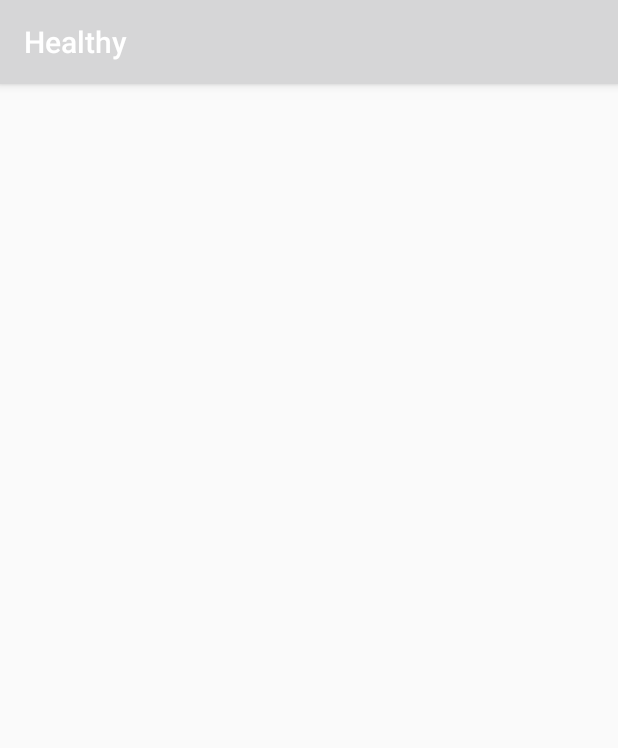
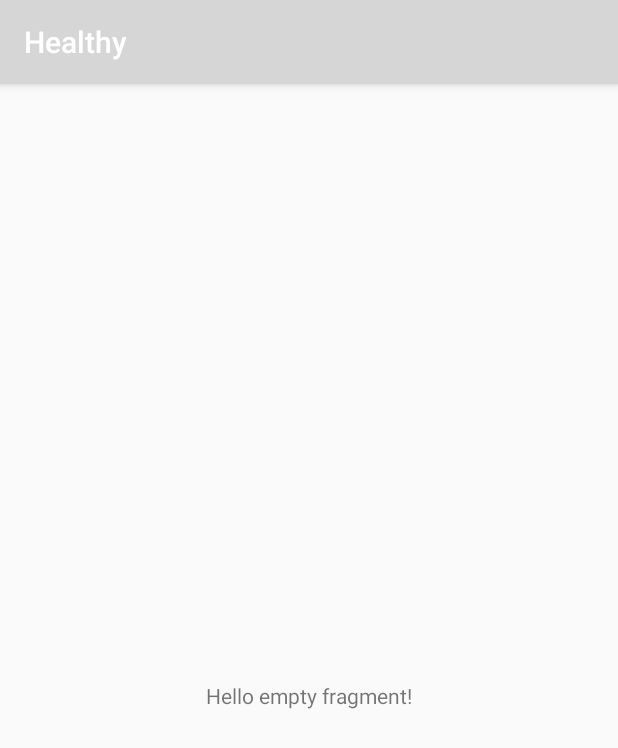
Before and after one commit to magnusbrok/Healthy, an Android app: the screen it shows after launch (ActivityPage), on a phone screen of 412 x 824 dp. Shown: the top 748 px of the screen. Run offline under Robolectric (Android 15) with nearby library versions, the phone set to English and light mode, and no system bars.

Commit message:
Bugfix: Typo

```diff
--- a/app/src/main/java/com/example/healthy/Activity/ActivityPage.java
+++ b/app/src/main/java/com/example/healthy/Activity/ActivityPage.java
@@ -15,7 +15,7 @@ public class ActivityPage extends AppCompatActivity {
 
         if (savedInstanceState == null){
             getSupportFragmentManager().beginTransaction()
-                    .add(R.id.frameLayout, new DayActivities())
+                    .add(R.id.FrameLayout, new DayActivities())
                     .commit();
         }
     }
```
